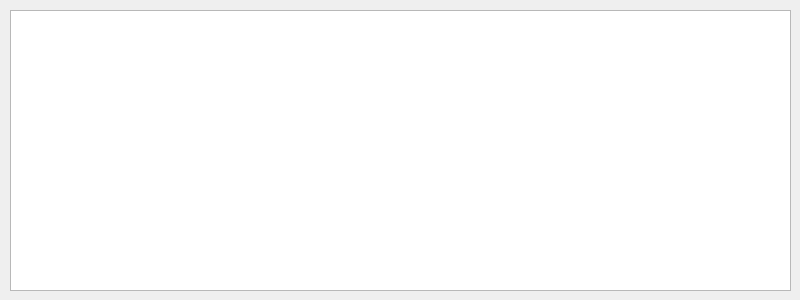
First picture: the form in UI.ui, repository PlayerUCW/Coffee, before the edit.
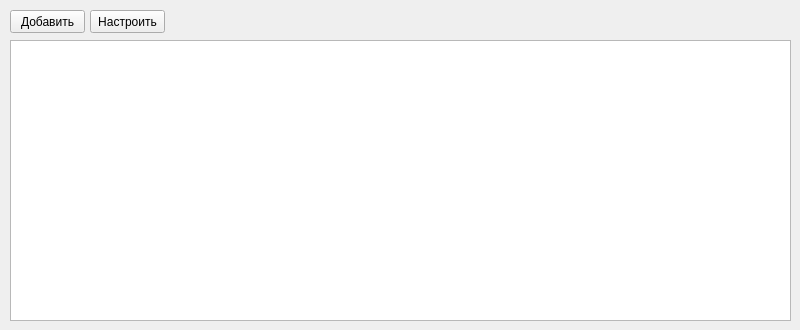
Second picture: the form after the edit.

```diff
--- a/UI.ui
+++ b/UI.ui
@@ -7,7 +7,7 @@
     <x>0</x>
     <y>0</y>
     <width>800</width>
-    <height>300</height>
+    <height>330</height>
    </rect>
   </property>
   <property name="windowTitle">
@@ -17,12 +17,51 @@
    <property name="geometry">
     <rect>
      <x>10</x>
-     <y>10</y>
+     <y>40</y>
      <width>781</width>
      <height>281</height>
     </rect>
    </property>
   </widget>
+  <widget class="QPushButton" name="AddBtn">
+   <property name="geometry">
+    <rect>
+     <x>10</x>
+     <y>10</y>
+     <width>75</width>
+     <height>23</height>
+    </rect>
+   </property>
+   <property name="text">
+    <string>Добавить</string>
+   </property>
+  </widget>
+  <widget class="QPushButton" name="EditBtn">
+   <property name="geometry">
+    <rect>
+     <x>90</x>
+     <y>10</y>
+     <width>75</width>
+     <height>23</height>
+    </rect>
+   </property>
+   <property name="text">
+    <string>Настроить</string>
+   </property>
+  </widget>
+  <widget class="QLabel" name="label">
+   <property name="geometry">
+    <rect>
+     <x>170</x>
+     <y>15</y>
+     <width>47</width>
+     <height>13</height>
+    </rect>
+   </property>
+   <property name="text">
+    <string/>
+   </property>
+  </widget>
  </widget>
  <resources/>
  <connections/>
```
Left out of the diff: 2 changed lines with no effect on the pictures.
